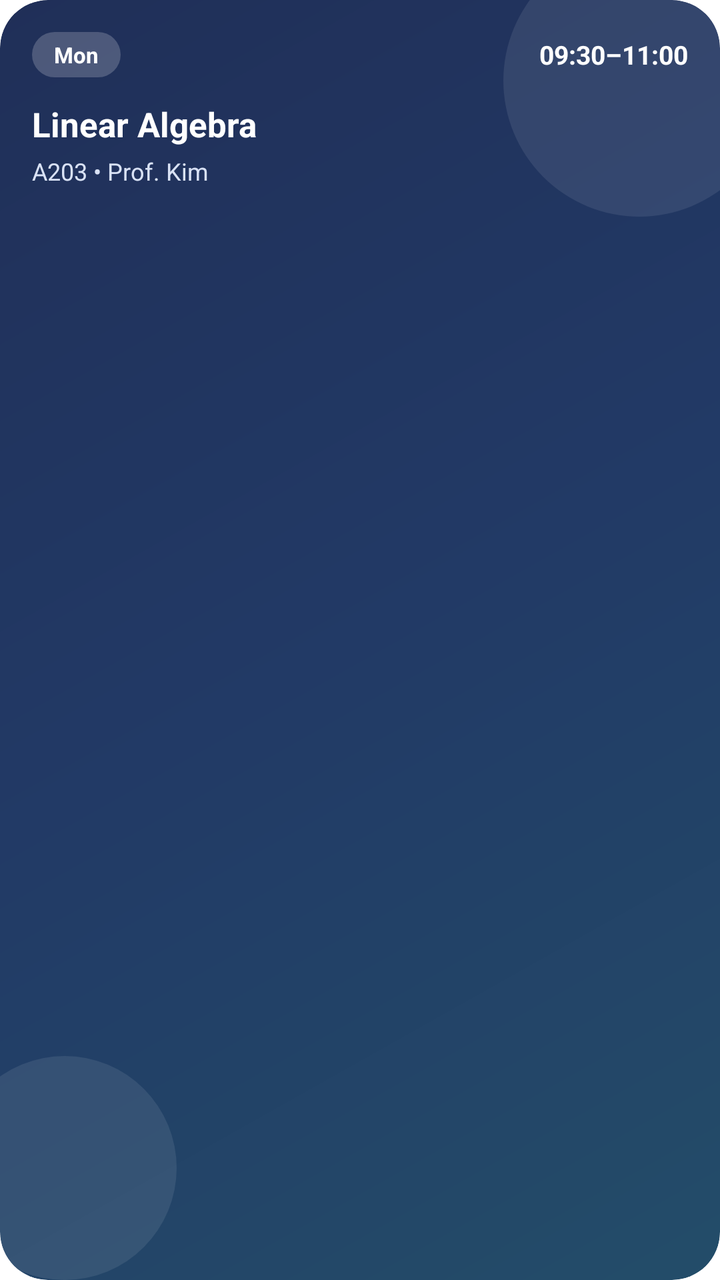
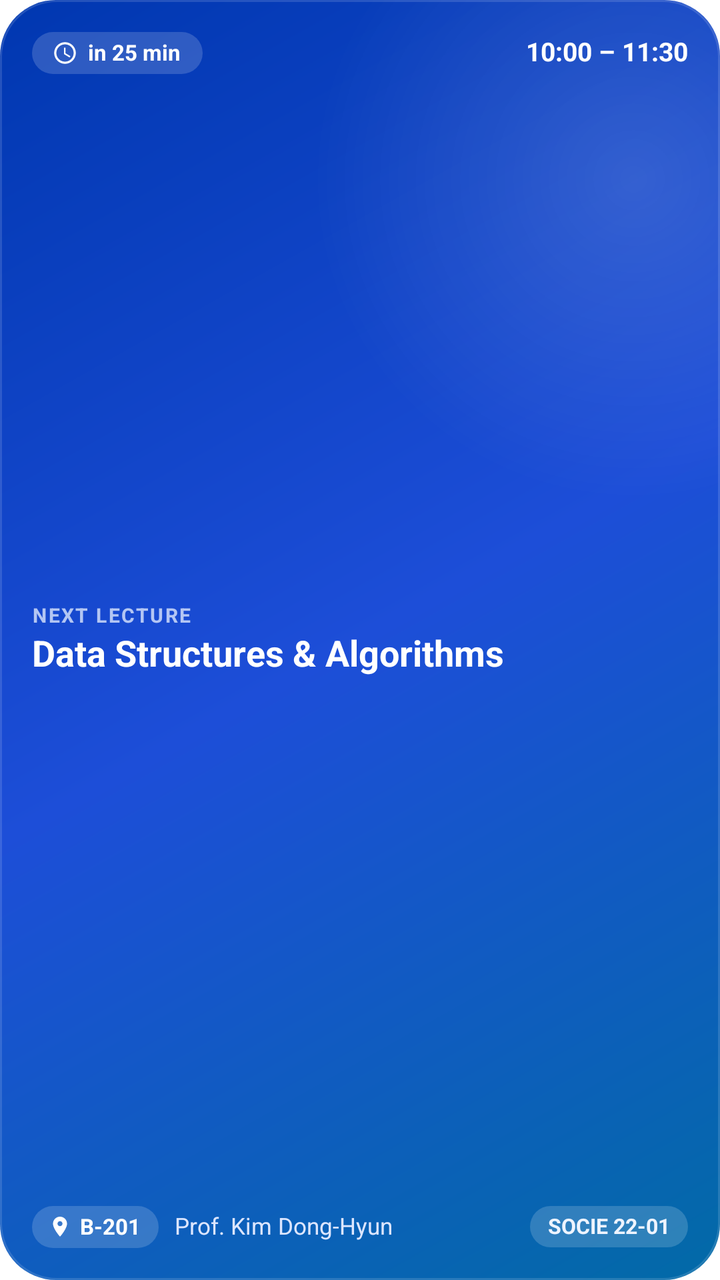

Two renders of the same Android screen: before a commit and after it. Below are the layout's source before the change and the commit's diff.
<!-- AndroidManifest.xml: fallback theme Theme.MaterialComponents.DayNight.NoActionBar -->
<!-- res/layout/widget_next_lecture.xml -->
<?xml version="1.0" encoding="utf-8"?>
<FrameLayout xmlns:android="http://schemas.android.com/apk/res/android"
    android:layout_width="match_parent"
    android:layout_height="match_parent">

    <RelativeLayout
        android:id="@+id/widget_root"
        android:layout_width="match_parent"
        android:layout_height="wrap_content"
        android:layout_gravity="center_vertical"
        android:background="@drawable/widget_bg_hero"
        android:clipToOutline="true">

        <ImageView
            android:layout_width="136dp"
            android:layout_height="136dp"
            android:layout_alignParentTop="true"
            android:layout_alignParentEnd="true"
            android:layout_marginTop="-28dp"
            android:layout_marginEnd="-28dp"
            android:contentDescription="@null"
            android:src="@drawable/widget_hero_circle" />

        <ImageView
            android:layout_width="112dp"
            android:layout_height="112dp"
            android:layout_alignParentStart="true"
            android:layout_alignParentBottom="true"
            android:layout_marginStart="-24dp"
            android:layout_marginBottom="-34dp"
            android:contentDescription="@null"
            android:src="@drawable/widget_hero_circle" />

        <LinearLayout
            android:layout_width="match_parent"
            android:layout_height="wrap_content"
            android:orientation="vertical"
            android:padding="16dp">

            <LinearLayout
                android:layout_width="match_parent"
                android:layout_height="wrap_content"
                android:gravity="center_vertical"
                android:orientation="horizontal">

                <TextView
                    android:id="@+id/tv_badge"
                    android:layout_width="wrap_content"
                    android:layout_height="wrap_content"
                    android:background="@drawable/widget_pill_white_translucent"
                    android:ellipsize="end"
                    android:maxLines="1"
                    android:paddingStart="11dp"
                    android:paddingTop="4dp"
                    android:paddingEnd="11dp"
                    android:paddingBottom="4dp"
                    android:text="Mon"
                    android:textColor="#FFFFFF"
                    android:textSize="11sp"
                    android:textStyle="bold" />

                <FrameLayout
                    android:layout_width="0dp"
                    android:layout_height="1dp"
                    android:layout_weight="1" />

                <TextView
                    android:id="@+id/tv_time"
                    android:layout_width="wrap_content"
                    android:layout_height="wrap_content"
                    android:text="09:30–11:00"
                    android:textColor="#FFFFFF"
                    android:textSize="13sp"
                    android:textStyle="bold" />
            </LinearLayout>

            <TextView
                android:id="@+id/tv_subject"
                android:layout_width="match_parent"
                android:layout_height="wrap_content"
                android:layout_marginTop="12dp"
                android:ellipsize="end"
                android:maxLines="1"
                android:text="Linear Algebra"
                android:textColor="#FFFFFF"
                android:textSize="17sp"
                android:textStyle="bold" />

            <TextView
                android:id="@+id/tv_meta"
                android:layout_width="match_parent"
                android:layout_height="wrap_content"
                android:layout_marginTop="4dp"
                android:ellipsize="end"
                android:maxLines="1"
                android:text="A203 • Prof. Kim"
                android:textColor="#D9E2F5"
                android:textSize="12sp" />
        </LinearLayout>
    </RelativeLayout>
</FrameLayout>
<!-- resources referenced by this layout -->
<resources>
  <!-- drawable widget_bg_hero (drawable) -->
  <?xml version="1.0" encoding="utf-8"?>
  <shape xmlns:android="http://schemas.android.com/apk/res/android"
      android:shape="rectangle">
      <gradient
          android:angle="315"
          android:startColor="@color/widget_hero_start"
          android:centerColor="@color/widget_hero_center"
          android:endColor="@color/widget_hero_end"
          android:type="linear" />
      <corners android:radius="24dp" />
  </shape>
  <!-- drawable widget_hero_circle (drawable) -->
  <?xml version="1.0" encoding="utf-8"?>
  <shape xmlns:android="http://schemas.android.com/apk/res/android"
      android:shape="oval">
      <solid android:color="#16FFFFFF" />
  </shape>
  <!-- drawable widget_pill_white_translucent (drawable) -->
  <?xml version="1.0" encoding="utf-8"?>
  <shape xmlns:android="http://schemas.android.com/apk/res/android"
      android:shape="rectangle">
      <solid android:color="#33FFFFFF" />
      <corners android:radius="999dp" />
  </shape>
  <color name="widget_hero_start">#202F58</color>
  <color name="widget_hero_center">#223A66</color>
  <color name="widget_hero_end">#234D69</color>
</resources>

<!-- the commit's change to res/layout/widget_next_lecture.xml (unified diff, before → after) -->
@@ -3,99 +3,176 @@
     android:layout_width="match_parent"
     android:layout_height="match_parent">
 
-    <RelativeLayout
+    <LinearLayout
         android:id="@+id/widget_root"
         android:layout_width="match_parent"
-        android:layout_height="wrap_content"
-        android:layout_gravity="center_vertical"
+        android:layout_height="match_parent"
         android:background="@drawable/widget_bg_hero"
-        android:clipToOutline="true">
+        android:orientation="vertical"
+        android:padding="16dp">
 
-        <ImageView
-            android:layout_width="136dp"
-            android:layout_height="136dp"
-            android:layout_alignParentTop="true"
-            android:layout_alignParentEnd="true"
-            android:layout_marginTop="-28dp"
-            android:layout_marginEnd="-28dp"
-            android:contentDescription="@null"
-            android:src="@drawable/widget_hero_circle" />
-
-        <ImageView
-            android:layout_width="112dp"
-            android:layout_height="112dp"
-            android:layout_alignParentStart="true"
-            android:layout_alignParentBottom="true"
-            android:layout_marginStart="-24dp"
-            android:layout_marginBottom="-34dp"
-            android:contentDescription="@null"
-            android:src="@drawable/widget_hero_circle" />
-
+        
         <LinearLayout
             android:layout_width="match_parent"
             android:layout_height="wrap_content"
-            android:orientation="vertical"
-            android:padding="16dp">
+            android:gravity="center_vertical"
+            android:orientation="horizontal">
 
             <LinearLayout
-                android:layout_width="match_parent"
+                android:layout_width="wrap_content"
                 android:layout_height="wrap_content"
+                android:background="@drawable/widget_pill_white_translucent"
                 android:gravity="center_vertical"
-                android:orientation="horizontal">
+                android:orientation="horizontal"
+                android:paddingStart="10dp"
+                android:paddingTop="4dp"
+                android:paddingEnd="11dp"
+                android:paddingBottom="4dp">
+
+                <ImageView
+                    android:layout_width="13dp"
+                    android:layout_height="13dp"
+                    android:contentDescription="@null"
+                    android:src="@drawable/ic_widget_clock" />
 
                 <TextView
                     android:id="@+id/tv_badge"
                     android:layout_width="wrap_content"
                     android:layout_height="wrap_content"
-                    android:background="@drawable/widget_pill_white_translucent"
+                    android:layout_marginStart="5dp"
                     android:ellipsize="end"
+                    android:includeFontPadding="false"
                     android:maxLines="1"
-                    android:paddingStart="11dp"
-                    android:paddingTop="4dp"
-                    android:paddingEnd="11dp"
-                    android:paddingBottom="4dp"
-                    android:text="Mon"
+                    android:text="in 25 min"
                     android:textColor="#FFFFFF"
                     android:textSize="11sp"
                     android:textStyle="bold" />
+            </LinearLayout>
 
-                <FrameLayout
-                    android:layout_width="0dp"
-                    android:layout_height="1dp"
-                    android:layout_weight="1" />
+            <FrameLayout
+                android:layout_width="0dp"
+                android:layout_height="1dp"
+                android:layout_weight="1" />
+
+            <TextView
+                android:id="@+id/tv_time"
+                android:layout_width="wrap_content"
+                android:layout_height="wrap_content"
+                android:layout_marginStart="8dp"
+                android:includeFontPadding="false"
+                android:maxLines="1"
+                android:text="10:00 – 11:30"
+                android:textColor="#FFFFFF"
+                android:textSize="13sp"
+                android:textStyle="bold" />
+        </LinearLayout>
+
+        <FrameLayout
+            android:layout_width="1dp"
+            android:layout_height="0dp"
+            android:layout_weight="1" />
+
+        
+        <TextView
+            android:id="@+id/tv_overline"
+            android:layout_width="match_parent"
+            android:layout_height="wrap_content"
+            android:includeFontPadding="false"
+            android:letterSpacing="0.08"
+            android:maxLines="1"
+            android:text="NEXT LECTURE"
+            android:textColor="#BFE8F0FF"
+            android:textSize="10sp"
+            android:textStyle="bold" />
+
+        <TextView
+            android:id="@+id/tv_subject"
+            android:layout_width="match_parent"
+            android:layout_height="wrap_content"
+            android:layout_marginTop="3dp"
+            android:ellipsize="end"
+            android:includeFontPadding="false"
+            android:maxLines="1"
+            android:text="Data Structures &amp; Algorithms"
+            android:textColor="#FFFFFF"
+            android:textSize="18sp"
+            android:textStyle="bold" />
+
+        <FrameLayout
+            android:layout_width="1dp"
+            android:layout_height="0dp"
+            android:layout_weight="1" />
+
+        
+        <LinearLayout
+            android:id="@+id/bottom_meta_row"
+            android:layout_width="match_parent"
+            android:layout_height="wrap_content"
+            android:gravity="center_vertical"
+            android:orientation="horizontal">
+
+            <LinearLayout
+                android:id="@+id/room_pill"
+                android:layout_width="wrap_content"
+                android:layout_height="wrap_content"
+                android:background="@drawable/widget_pill_white_translucent"
+                android:gravity="center_vertical"
+                android:orientation="horizontal"
+                android:paddingStart="8dp"
+                android:paddingTop="4dp"
+                android:paddingEnd="9dp"
+                android:paddingBottom="4dp">
+
+                <ImageView
+                    android:layout_width="12dp"
+                    android:layout_height="12dp"
+                    android:contentDescription="@null"
+                    android:src="@drawable/ic_widget_room" />
 
                 <TextView
-                    android:id="@+id/tv_time"
+                    android:id="@+id/tv_room"
                     android:layout_width="wrap_content"
                     android:layout_height="wrap_content"
-                    android:text="09:30–11:00"
+                    android:layout_marginStart="4dp"
+                    android:ellipsize="end"
+                    android:includeFontPadding="false"
+                    android:maxLines="1"
+                    android:text="B-201"
                     android:textColor="#FFFFFF"
-                    android:textSize="13sp"
+                    android:textSize="11sp"
                     android:textStyle="bold" />
             </LinearLayout>
 
             <TextView
-                android:id="@+id/tv_subject"
-                android:layout_width="match_parent"
+                android:id="@+id/tv_teacher"
+                android:layout_width="0dp"
                 android:layout_height="wrap_content"
-                android:layout_marginTop="12dp"
+                android:layout_marginStart="8dp"
+                android:layout_marginEnd="8dp"
+                android:layout_weight="1"
                 android:ellipsize="end"
+                android:includeFontPadding="false"
                 android:maxLines="1"
-                android:text="Linear Algebra"
-                android:textColor="#FFFFFF"
-                android:textSize="17sp"
-                android:textStyle="bold" />
+                android:text="Prof. Kim Dong-Hyun"
+                android:textColor="#DCE6FF"
+                android:textSize="11.5sp" />
 
             <TextView
-                android:id="@+id/tv_meta"
-                android:layout_width="match_parent"
+                android:id="@+id/tv_group_pill"
+                android:layout_width="wrap_content"
                 android:layout_height="wrap_content"
-                android:layout_marginTop="4dp"
+                android:background="@drawable/widget_pill_white_translucent"
                 android:ellipsize="end"
+                android:includeFontPadding="false"
                 android:maxLines="1"
-                android:text="A203 • Prof. Kim"
-                android:textColor="#D9E2F5"
-                android:textSize="12sp" />
+                android:paddingStart="9dp"
+                android:paddingTop="4dp"
+                android:paddingEnd="9dp"
+                android:paddingBottom="4dp"
+                android:text="SOCIE 22-01"
+                android:textColor="#EEF4FF"
+                android:textSize="10.5sp"
+                android:textStyle="bold" />
         </LinearLayout>
-    </RelativeLayout>
+    </LinearLayout>
 </FrameLayout>
<!-- resource entries referenced after the edit -->
@@ -1,32 +1,72 @@
 <!-- resources referenced by this layout -->
 <resources>
+  <!-- drawable ic_widget_clock (drawable) -->
+  <?xml version="1.0" encoding="utf-8"?>
+  <vector xmlns:android="http://schemas.android.com/apk/res/android"
+      android:width="24dp"
+      android:height="24dp"
+      android:viewportWidth="24"
+      android:viewportHeight="24">
+      <path
+          android:fillColor="#FFFFFF"
+          android:pathData="M11.99,2C6.47,2 2,6.48 2,12s4.47,10 9.99,10C17.52,22 22,17.52 22,12S17.52,2 11.99,2zM12,20c-4.42,0 -8,-3.58 -8,-8s3.58,-8 8,-8 8,3.58 8,8 -3.58,8 -8,8zM12.5,7H11v6l5.25,3.15 0.75,-1.23 -4.5,-2.67z" />
+  </vector>
+  <!-- drawable ic_widget_room (drawable) -->
+  <?xml version="1.0" encoding="utf-8"?>
+  <vector xmlns:android="http://schemas.android.com/apk/res/android"
+      android:width="24dp"
+      android:height="24dp"
+      android:viewportWidth="24"
+      android:viewportHeight="24">
+      <path
+          android:fillColor="#FFFFFF"
+          android:pathData="M12,2C8.13,2 5,5.13 5,9c0,5.25 7,13 7,13s7,-7.75 7,-13c0,-3.87 -3.13,-7 -7,-7zM12,11.5c-1.38,0 -2.5,-1.12 -2.5,-2.5s1.12,-2.5 2.5,-2.5 2.5,1.12 2.5,2.5 -1.12,2.5 -2.5,2.5z" />
+  </vector>
   <!-- drawable widget_bg_hero (drawable) -->
   <?xml version="1.0" encoding="utf-8"?>
-  <shape xmlns:android="http://schemas.android.com/apk/res/android"
-      android:shape="rectangle">
-      <gradient
-          android:angle="315"
-          android:startColor="@color/widget_hero_start"
-          android:centerColor="@color/widget_hero_center"
-          android:endColor="@color/widget_hero_end"
-          android:type="linear" />
-      <corners android:radius="24dp" />
-  </shape>
-  <!-- drawable widget_hero_circle (drawable) -->
-  <?xml version="1.0" encoding="utf-8"?>
-  <shape xmlns:android="http://schemas.android.com/apk/res/android"
-      android:shape="oval">
-      <solid android:color="#16FFFFFF" />
-  </shape>
+  <layer-list xmlns:android="http://schemas.android.com/apk/res/android">
+      <item>
+          <shape android:shape="rectangle">
+              <gradient
+                  android:angle="315"
+                  android:startColor="@color/widget_hero_start"
+                  android:centerColor="@color/widget_hero_center"
+                  android:endColor="@color/widget_hero_end"
+                  android:type="linear" />
+              <corners android:radius="28dp" />
+          </shape>
+      </item>
+      <item>
+          <shape android:shape="rectangle">
+              <gradient
+                  android:centerX="0.88"
+                  android:centerY="0.14"
+                  android:endColor="#00FFFFFF"
+                  android:gradientRadius="160dp"
+                  android:startColor="#24FFFFFF"
+                  android:type="radial" />
+              <corners android:radius="28dp" />
+          </shape>
+      </item>
+      <item>
+          <shape android:shape="rectangle">
+              <solid android:color="@android:color/transparent" />
+              <corners android:radius="28dp" />
+              <stroke
+                  android:width="1dp"
+                  android:color="#22FFFFFF" />
+          </shape>
+      </item>
+  </layer-list>
   <!-- drawable widget_pill_white_translucent (drawable) -->
   <?xml version="1.0" encoding="utf-8"?>
   <shape xmlns:android="http://schemas.android.com/apk/res/android"
       android:shape="rectangle">
-      <solid android:color="#33FFFFFF" />
+      <solid android:color="#2BFFFFFF" />
       <corners android:radius="999dp" />
   </shape>
-  <color name="widget_hero_start">#202F58</color>
-  <color name="widget_hero_center">#223A66</color>
-  <color name="widget_hero_end">#234D69</color>
+  <color name="widget_hero_start">#0037B0</color>
+  <color name="widget_hero_center">#1D4ED8</color>
+  <color name="widget_hero_end">#026AA7</color>
 </resources>
 
